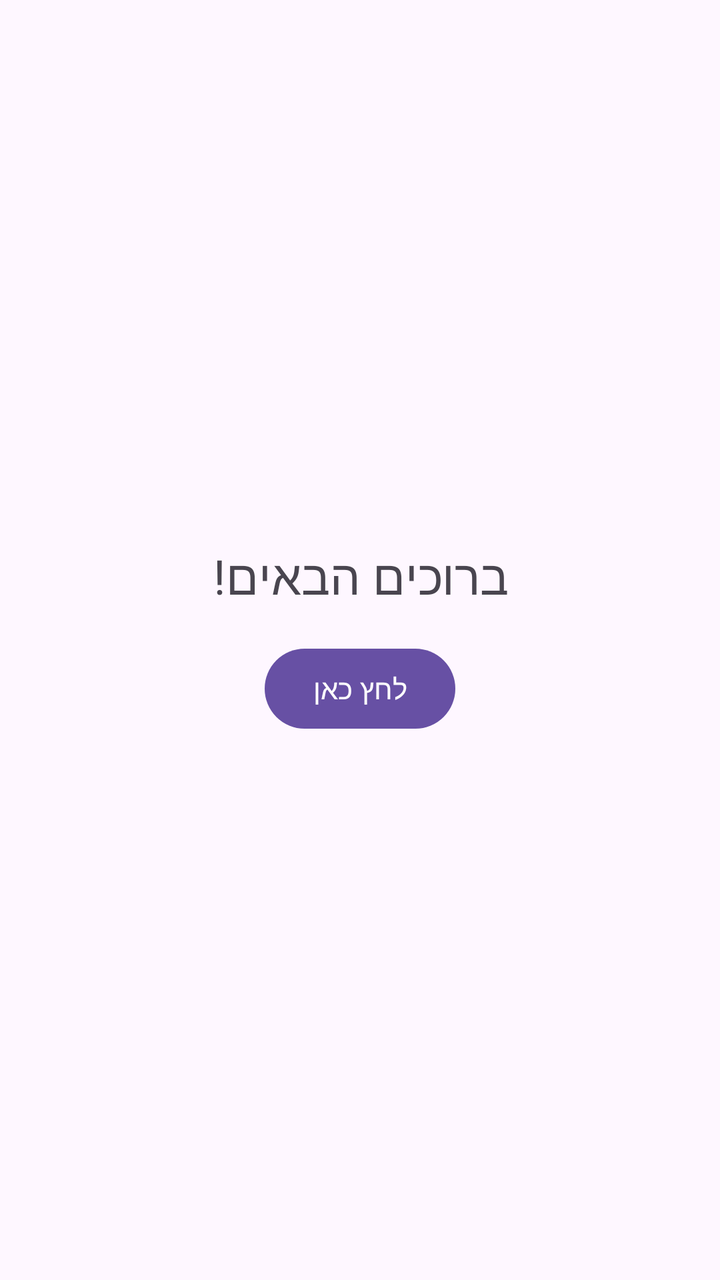
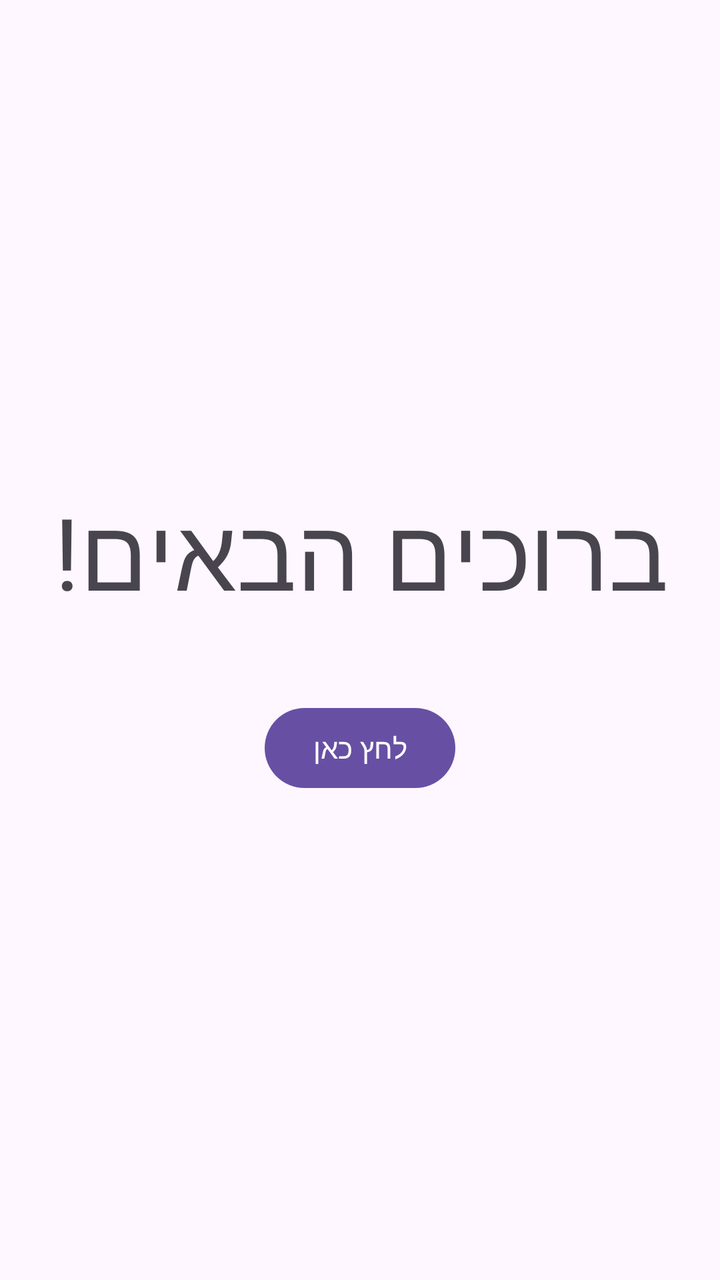

Before-and-after screenshots of an Android layout around one commit, followed by the original layout XML and the change that was made.
<!-- AndroidManifest.xml: application theme Theme.DanFirstApp -->
<!-- res/layout/activity_main.xml -->
<?xml version="1.0" encoding="utf-8"?>
<LinearLayout xmlns:android="http://schemas.android.com/apk/res/android"
    android:layout_width="match_parent"
    android:layout_height="match_parent"
    android:orientation="vertical"
    android:gravity="center"
    android:padding="16dp"
    android:id="@+id/main"
    >

    <TextView
        android:id="@+id/tvTitle"
        android:layout_width="wrap_content"
        android:layout_height="wrap_content"
        android:text="@string/welcome_message"
        android:textSize="24sp" />

    <Button
        android:id="@+id/btnClick"
        android:layout_width="wrap_content"
        android:layout_height="wrap_content"
        android:layout_marginTop="16dp"
        android:text="@string/click_here" />
</LinearLayout>
<!-- resources referenced by this layout -->
<resources>
  <string name="click_here">לחץ כאן</string>
  <string name="welcome_message">ברוכים הבאים!</string>
  <style name="Theme.DanFirstApp" parent="Base.Theme.DanFirstApp" />
  <style name="Base.Theme.DanFirstApp" parent="Theme.Material3.DayNight.NoActionBar">
          
          
      </style>
</resources>

<!-- the commit's change to res/layout/activity_main.xml (unified diff, before → after) -->
@@ -13,12 +13,12 @@
         android:layout_width="wrap_content"
         android:layout_height="wrap_content"
         android:text="@string/welcome_message"
-        android:textSize="24sp" />
+        android:textSize="50sp" />
 
     <Button
         android:id="@+id/btnClick"
         android:layout_width="wrap_content"
         android:layout_height="wrap_content"
-        android:layout_marginTop="16dp"
+        android:layout_marginTop="40dp"
         android:text="@string/click_here" />
 </LinearLayout>
